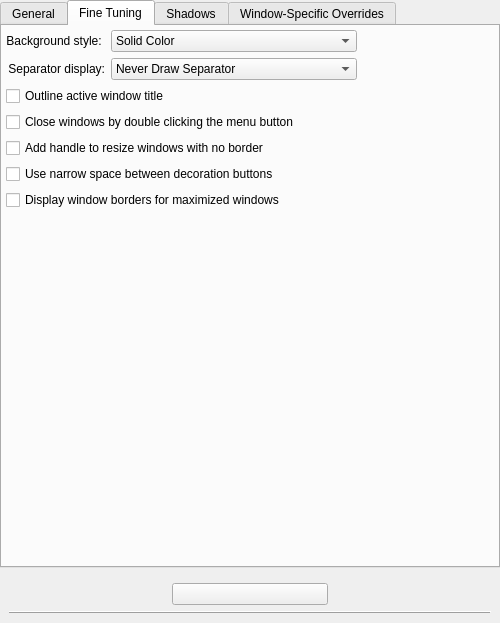
This is decoration/config/ui/oxygenconfigurationui.ui in KDE/oxygen-transparent as Qt 5 draws it before an edit. The edited form follows.
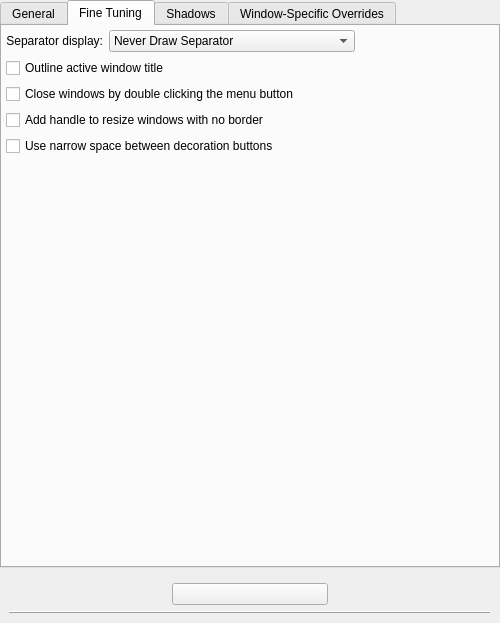
This is the edited form. The open tabs and pages were chosen to show the change. Custom widgets are drawn as their Qt base class.

The edit to the form file:
```diff
--- a/decoration/config/ui/oxygenconfigurationui.ui
+++ b/decoration/config/ui/oxygenconfigurationui.ui
@@ -286,7 +286,20 @@
        <property name="margin">
         <number>4</number>
        </property>
-       <item row="1" column="0">
+       <item row="0" column="2">
+        <spacer name="horizontalSpacer_2">
+         <property name="orientation">
+          <enum>Qt::Horizontal</enum>
+         </property>
+         <property name="sizeHint" stdset="0">
+          <size>
+           <width>40</width>
+           <height>20</height>
+          </size>
+         </property>
+        </spacer>
+       </item>
+       <item row="0" column="0">
         <widget class="QLabel" name="label_5">
          <property name="text">
           <string>Separator display:</string>
@@ -299,7 +312,7 @@
          </property>
         </widget>
        </item>
-       <item row="8" column="0" colspan="3">
+       <item row="6" column="0" colspan="3">
         <spacer name="verticalSpacer_2">
          <property name="orientation">
           <enum>Qt::Vertical</enum>
@@ -312,7 +325,7 @@
          </property>
         </spacer>
        </item>
-       <item row="1" column="1">
+       <item row="0" column="1">
         <widget class="KComboBox" name="separatorMode">
          <item>
           <property name="text">
@@ -331,86 +344,34 @@
          </item>
         </widget>
        </item>
-       <item row="0" column="1">
-        <widget class="KComboBox" name="blendColor">
-         <item>
-          <property name="text">
-           <string>Solid Color</string>
-          </property>
-         </item>
-         <item>
-          <property name="text">
-           <string>Radial Gradient</string>
-          </property>
-         </item>
-         <item>
-          <property name="text">
-           <string>Follow Style Hint</string>
-          </property>
-         </item>
-        </widget>
-       </item>
-       <item row="0" column="2">
-        <spacer name="horizontalSpacer_2">
-         <property name="orientation">
-          <enum>Qt::Horizontal</enum>
-         </property>
-         <property name="sizeHint" stdset="0">
-          <size>
-           <width>40</width>
-           <height>20</height>
-          </size>
-         </property>
-        </spacer>
-       </item>
-       <item row="3" column="0" colspan="3">
+       <item row="2" column="0" colspan="3">
         <widget class="QCheckBox" name="titleOutline">
          <property name="text">
           <string>Outline active window title</string>
          </property>
         </widget>
        </item>
-       <item row="0" column="0">
-        <widget class="QLabel" name="label_4">
-         <property name="text">
-          <string>Background style: </string>
-         </property>
-         <property name="alignment">
-          <set>Qt::AlignRight|Qt::AlignTrailing|Qt::AlignVCenter</set>
-         </property>
-         <property name="buddy">
-          <cstring>blendColor</cstring>
-         </property>
-        </widget>
-       </item>
-       <item row="4" column="0" colspan="3">
+       <item row="3" column="0" colspan="3">
         <widget class="QCheckBox" name="closeFromMenuButton">
          <property name="text">
           <string>Close windows by double clicking the menu button</string>
          </property>
         </widget>
        </item>
-       <item row="5" column="0" colspan="3">
+       <item row="4" column="0" colspan="3">
         <widget class="QCheckBox" name="drawSizeGrip">
          <property name="text">
           <string>Add handle to resize windows with no border</string>
          </property>
         </widget>
        </item>
-       <item row="6" column="0" colspan="3">
+       <item row="5" column="0" colspan="3">
         <widget class="QCheckBox" name="narrowButtonSpacing">
          <property name="text">
           <string>Use narrow space between decoration buttons</string>
          </property>
         </widget>
        </item>
-       <item row="7" column="0" colspan="3">
-        <widget class="QCheckBox" name="drawBorderOnMaximizedWindows">
-         <property name="text">
-          <string>Display window borders for maximized windows</string>
-         </property>
-        </widget>
-       </item>
       </layout>
      </widget>
      <widget class="QWidget" name="tab_3">
```
Left out of the diff: 1 changed line with no effect on the pictures.
